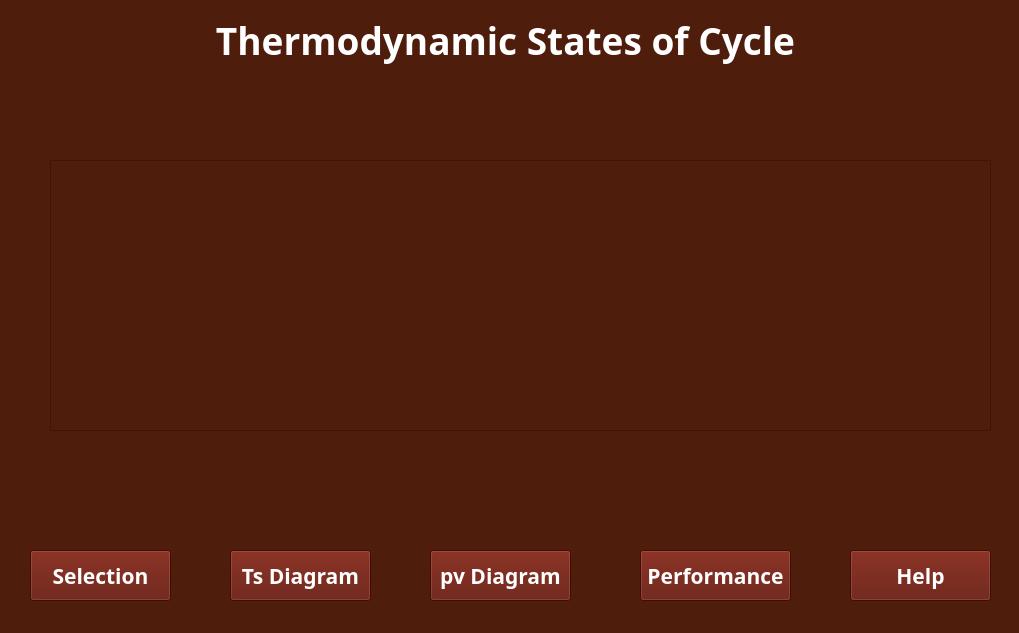
This is gui/ui/States_window.ui in ZeshanAJavaid/Thermodynamic-Cycle-Simulator as Qt 5 draws it before an edit. The edited form follows.
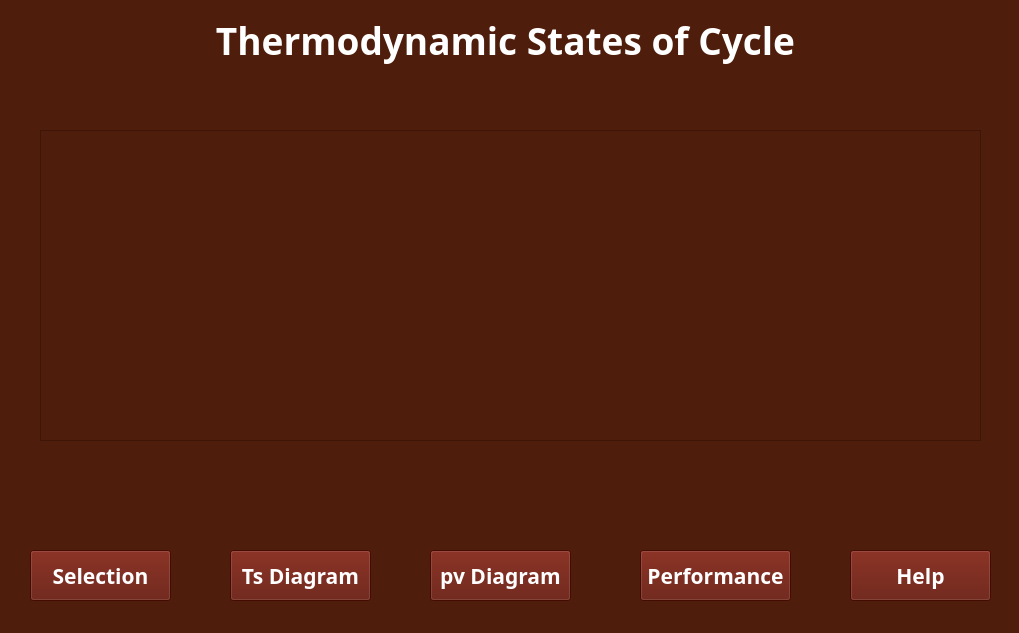
This is the edited form.

What changed in the file:
```diff
--- a/gui/ui/States_window.ui
+++ b/gui/ui/States_window.ui
@@ -66,10 +66,10 @@
    <widget class="QTableView" name="States">
     <property name="geometry">
      <rect>
-      <x>50</x>
-      <y>160</y>
+      <x>40</x>
+      <y>130</y>
       <width>941</width>
-      <height>271</height>
+      <height>311</height>
      </rect>
     </property>
     <property name="sizeAdjustPolicy">
```
Left out of the diff: 3 changed lines with no effect on the pictures.
